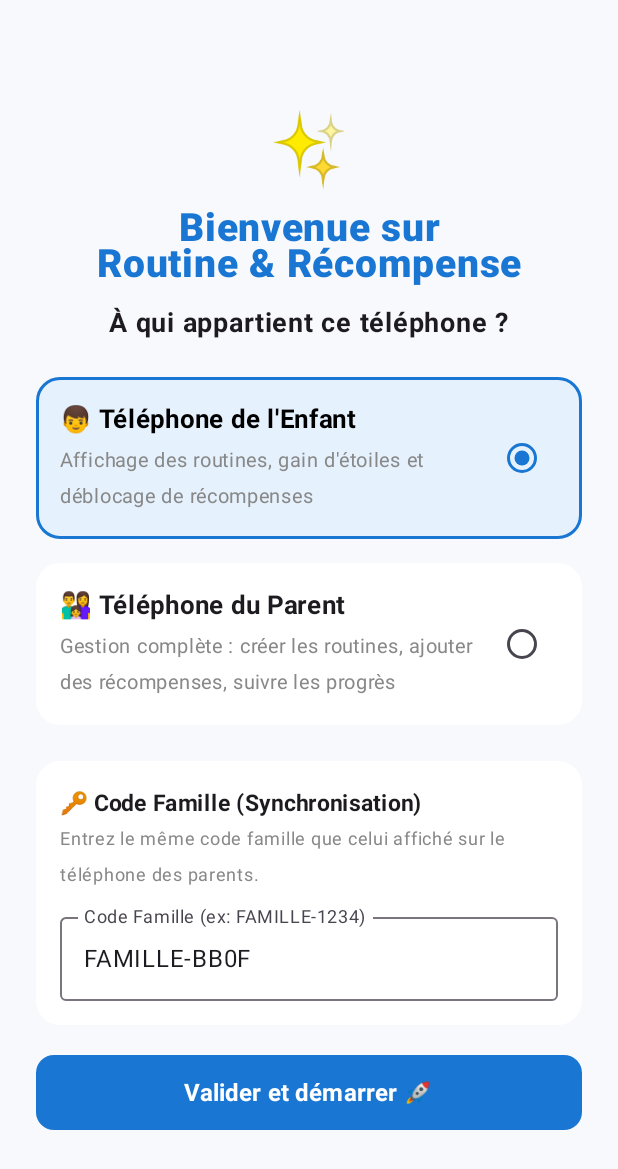
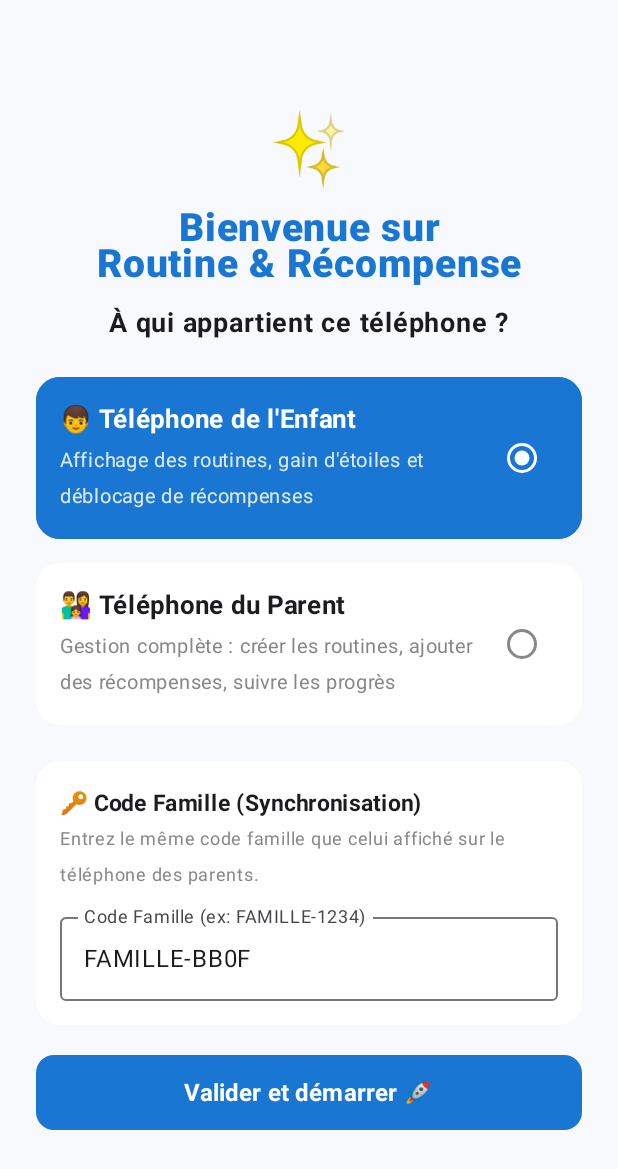
Before and after one commit to bouriez28-wq/Routine-r-compnse, an Android app built with Jetpack Compose: the screen it shows after launch (MainActivity), after a tap on "👦 Téléphone de l'Enfant", on a phone screen of 412 x 824 dp. Shown: the top 1169 px of the screen. Run offline under Robolectric (Android 15) with nearby library versions, the phone set to English and light mode, and no system bars.

Commit message:
UI: Ensure role cards text remains crisp white when selected

```diff
--- a/app/src/main/java/com/example/routinercompense/ui/screens/RoleSelectionScreen.kt
+++ b/app/src/main/java/com/example/routinercompense/ui/screens/RoleSelectionScreen.kt
@@ -151,7 +151,9 @@ private fun RoleCard(
     onClick: () -> Unit
 ) {
     val borderColor = if (isSelected) MaterialTheme.colorScheme.primary else Color.Transparent
-    val bgColor = if (isSelected) MaterialTheme.colorScheme.primaryContainer.copy(alpha = 0.3f) else MaterialTheme.colorScheme.surface
+    val bgColor = if (isSelected) MaterialTheme.colorScheme.primary else MaterialTheme.colorScheme.surface
+    val titleColor = if (isSelected) Color.White else MaterialTheme.colorScheme.onSurface
+    val subtitleColor = if (isSelected) Color.White.copy(alpha = 0.85f) else Color.Gray
 
     Card(
         colors = CardDefaults.cardColors(containerColor = bgColor),
@@ -166,13 +168,26 @@ private fun RoleCard(
             verticalAlignment = Alignment.CenterVertically
         ) {
             Column(modifier = Modifier.weight(1f)) {
-                Text(text = title, fontWeight = FontWeight.Bold, fontSize = 17.sp)
+                Text(
+                    text = title,
+                    fontWeight = FontWeight.Bold,
+                    fontSize = 17.sp,
+                    color = titleColor
+                )
                 Spacer(modifier = Modifier.height(4.dp))
-                Text(text = subtitle, fontSize = 13.sp, color = Color.Gray)
+                Text(
+                    text = subtitle,
+                    fontSize = 13.sp,
+                    color = subtitleColor
+                )
             }
             RadioButton(
                 selected = isSelected,
-                onClick = onClick
+                onClick = onClick,
+                colors = RadioButtonDefaults.colors(
+                    selectedColor = Color.White,
+                    unselectedColor = Color.Gray
+                )
             )
         }
     }
```
Also changed, not shown: 1 other file.
